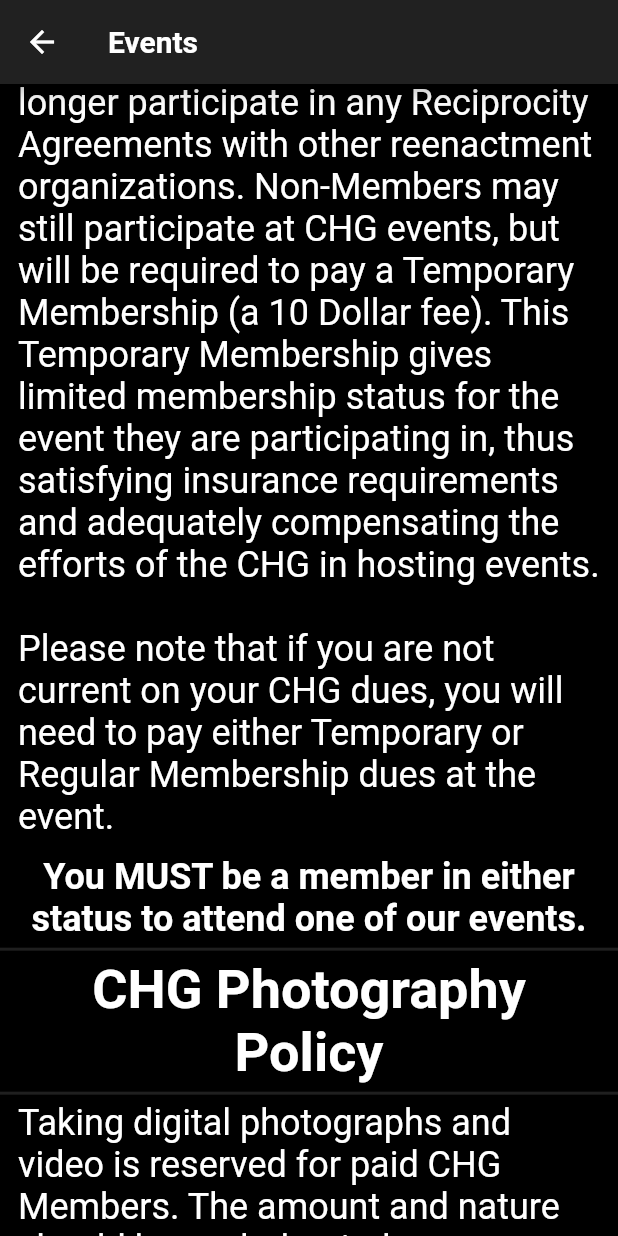
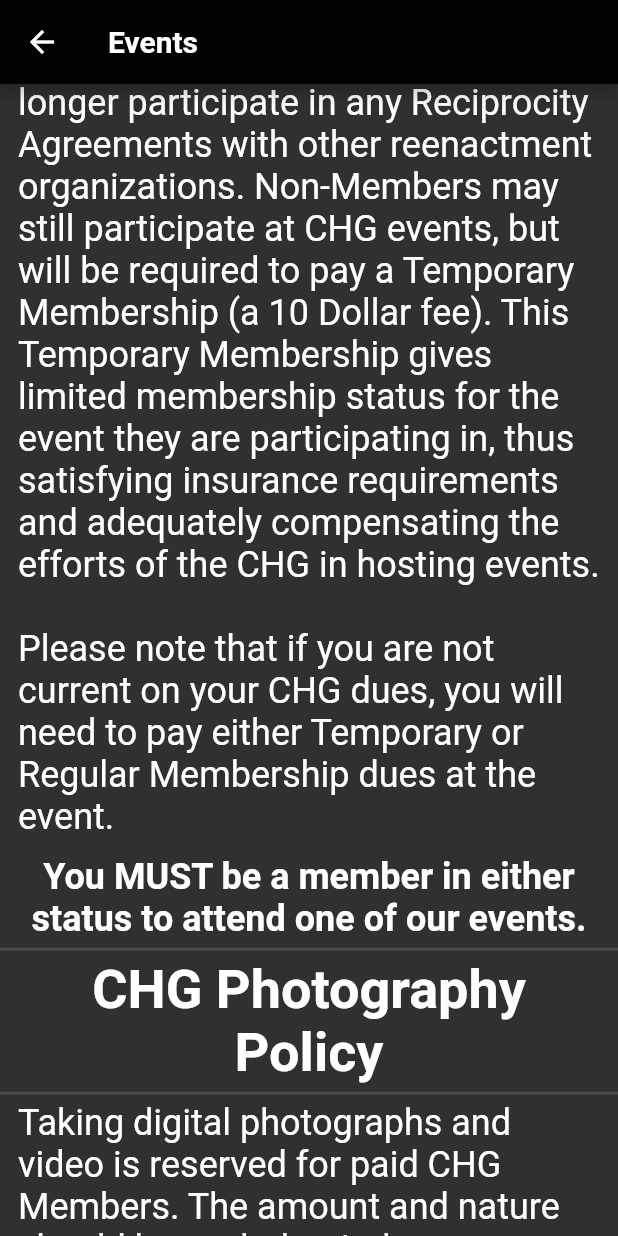
Before and after one commit to AllexisAlvarico/CHG_app, a Flutter app: the EventsPage screen opened by its route, scrolled down 1152 dp, on a phone screen of 412 x 824 dp. Run offline on Flutter 3.47's test engine with Material 2 defaults, Android fonts, the phone set to English and light mode, and no system bars; our stand-ins replace animated_splash_screen; missing offline and left inert: advance_pdf_viewer; Roboto replaces fonts that are missing (Futura).

Commit message:
added theme colors to events and headquarters page

```diff
--- a/lib/screens/events.dart
+++ b/lib/screens/events.dart
@@ -16,7 +16,9 @@ class _EventsPageState extends State<EventsPage> {
   @override
   Widget build(BuildContext context) {
     return Scaffold(
+      backgroundColor: backgroundColor,
       appBar: AppBar(
+        backgroundColor: appbarColor,
         automaticallyImplyLeading: true, // allows use of back button
         leading: IconButton(
             icon: Icon(Icons.arrow_back),
@@ -24,7 +26,7 @@ class _EventsPageState extends State<EventsPage> {
         title: Text(
           "Events",
           style: TextStyle(
-              color: Colors.white,
+              color: textColor,
               fontWeight: FontWeight.bold,
               fontFamily: "Futura"),
         ),
@@ -33,7 +35,7 @@ class _EventsPageState extends State<EventsPage> {
         children: <Widget>[
           Image(image: AssetImage("assets/images/events/events1.jpg")),
           Container(
-            color: Colors.black,
+            color: secondaryBackgroundColor,
             child: Column(
               children: [
                 createText(
@@ -41,13 +43,13 @@ class _EventsPageState extends State<EventsPage> {
                   TextStyle(
                       fontSize: headerTextFontSize,
                       fontWeight: FontWeight.bold,
-                      color: Colors.white),
+                      color: textColor),
                   TextAlign.center,
                 ),
                 createText(
                   "Note: All event dates are subject to change pending Covid-19 " +
                       "restrictions as issued by local authorities to the event sites.",
-                  TextStyle(fontWeight: FontWeight.bold, color: Colors.white),
+                  TextStyle(fontWeight: FontWeight.bold, color: textColor),
                   TextAlign.center,
                 ),
                 Divider(height: spaceSize),
@@ -60,7 +62,7 @@ class _EventsPageState extends State<EventsPage> {
                       TextStyle(
                         fontSize: regularTextFontSize,
                         fontWeight: FontWeight.bold,
-                        color: Colors.white,
+                        color: textColor,
                       ),
                       TextAlign.center,
                     ),
@@ -69,7 +71,7 @@ class _EventsPageState extends State<EventsPage> {
                       TextStyle(
                         fontSize: regularTextFontSize,
                         fontWeight: FontWeight.bold,
-                        color: Colors.white,
+                        color: textColor,
                       ),
                       TextAlign.center,
                     ),
@@ -86,7 +88,9 @@ class _EventsPageState extends State<EventsPage> {
           createText(
               "Temporary Membership Rule",
               TextStyle(
-                  fontSize: headerTextFontSize, fontWeight: FontWeight.bold),
+                  fontSize: headerTextFontSize,
+                  fontWeight: FontWeight.bold,
+                  color: textColor),
               TextAlign.center),
           Divider(
             height: spaceSize,
@@ -106,7 +110,7 @@ class _EventsPageState extends State<EventsPage> {
                   "\n\nPlease note that if you are not current on your CHG dues," +
                   " you will need to pay either Temporary or Regular Membership" +
                   " dues at the event.",
-              TextStyle(fontSize: regularTextFontSize),
+              TextStyle(fontSize: regularTextFontSize, color: textColor),
               TextAlign.left),
           Divider(
             height: spaceSize,
@@ -115,7 +119,8 @@ class _EventsPageState extends State<EventsPage> {
           createText(
               "You MUST be a member in either status to" +
                   " attend one of our events.",
-              TextStyle(fontSize: 24, fontWeight: FontWeight.bold),
+              TextStyle(
+                  fontSize: 24, fontWeight: FontWeight.bold, color: textColor),
               TextAlign.center),
           Divider(
             height: spaceSize,
@@ -124,7 +129,9 @@ class _EventsPageState extends State<EventsPage> {
           createText(
               "CHG Photography Policy",
               TextStyle(
-                  fontSize: headerTextFontSize, fontWeight: FontWeight.bold),
+                  fontSize: headerTextFontSize,
+                  fontWeight: FontWeight.bold,
+                  color: textColor),
               TextAlign.center),
           Divider(height: spaceSize, thickness: 2),
           createText(
@@ -140,7 +147,7 @@ class _EventsPageState extends State<EventsPage> {
                   " member units. Regardless who attends an event they must be in" +
                   " period clothing, with grooming and overall appearance meeting" +
                   " standards of the time period.",
-              TextStyle(fontSize: regularTextFontSize),
+              TextStyle(fontSize: regularTextFontSize, color: textColor),
               TextAlign.left),
           Divider(
             height: spaceSize,
@@ -149,7 +156,9 @@ class _EventsPageState extends State<EventsPage> {
           createText(
               "Different Event Types",
               TextStyle(
-                  fontSize: headerTextFontSize, fontWeight: FontWeight.bold),
+                  fontSize: headerTextFontSize,
+                  fontWeight: FontWeight.bold,
+                  color: textColor),
               TextAlign.center),
           Divider(
             height: spaceSize,
@@ -163,7 +172,7 @@ class _EventsPageState extends State<EventsPage> {
                   " descriptions of the different event types with examples of" +
                   " each. See the calendar for notices and links to more" +
                   " information of CHG hosted and participating events.",
-              TextStyle(fontSize: regularTextFontSize),
+              TextStyle(fontSize: regularTextFontSize, color: textColor),
               TextAlign.left),
           Divider(
             height: spaceSize,
@@ -172,7 +181,9 @@ class _EventsPageState extends State<EventsPage> {
           createText(
               "Private Tactical Battle",
               TextStyle(
-                  fontSize: headerTextFontSize, fontWeight: FontWeight.bold),
+                  fontSize: headerTextFontSize,
+                  fontWeight: FontWeight.bold,
+                  color: textColor),
               TextAlign.center),
           Divider(
             height: spaceSize,
@@ -212,9 +223,7 @@ class _EventsPageState extends State<EventsPage> {
                   " recreate. The public can however see scaled-down public" +
                   " battles at Living History events such as the Chino Air" +
                   " Show and at Marching Through History.",
-              TextStyle(
-                fontSize: regularTextFontSize,
-              ),
+              TextStyle(fontSize: regularTextFontSize, color: textColor),
               TextAlign.left),
           Divider(
             height: spaceSize,
@@ -223,7 +232,9 @@ class _EventsPageState extends State<EventsPage> {
           Text(
             "Living History",
             style: TextStyle(
-                fontSize: headerTextFontSize, fontWeight: FontWeight.bold),
+                fontSize: headerTextFontSize,
+                fontWeight: FontWeight.bold,
+                color: textColor),
             textAlign: TextAlign.center,
           ),
           Divider(
@@ -253,7 +264,7 @@ class _EventsPageState extends State<EventsPage> {
                   " includes other venues involving the public, such as Air" +
                   " Shows, Gun Shows, Parades. Veteran Events, Memorial" +
                   " Services, etc. ",
-              TextStyle(fontSize: regularTextFontSize),
+              TextStyle(fontSize: regularTextFontSize, color: textColor),
               TextAlign.left),
           Divider(
             height: spaceSize,
@@ -262,7 +273,9 @@ class _EventsPageState extends State<EventsPage> {
           createText(
               "Minimum Age\nPolicy for Tactical Events:",
               TextStyle(
-                  fontSize: headerTextFontSize, fontWeight: FontWeight.bold),
+                  fontSize: headerTextFontSize,
+                  fontWeight: FontWeight.bold,
+                  color: textColor),
               TextAlign.center),
           Divider(
             height: spaceSize,
@@ -280,7 +293,7 @@ class _EventsPageState extends State<EventsPage> {
                   " must be present with the minor during the event. " +
                   "In no situation, however, may anyone under the age " +
                   " of 15 be admitted to tactical events.",
-              TextStyle(fontSize: regularTextFontSize),
+              TextStyle(fontSize: regularTextFontSize, color: textColor),
               TextAlign.left),
           Divider(height: spaceSize),
           GestureDetector(
--- a/lib/screens/headquarters.dart
+++ b/lib/screens/headquarters.dart
@@ -21,7 +21,7 @@ class _HeadquarterPageState extends State<HeadquarterPage> {
   @override
   Widget build(BuildContext context) {
     return Scaffold(
-        backgroundColor: Color(0xFFE1DFD8),
+        backgroundColor: backgroundColor,
         body: SingleChildScrollView(
           child: Column(
             mainAxisAlignment: MainAxisAlignment.start,
@@ -36,7 +36,7 @@ class _HeadquarterPageState extends State<HeadquarterPage> {
                   TextStyle(
                       fontWeight: FontWeight.bold,
                       fontSize: headerTextFontSize,
-                      color: Colors.black),
+                      color: textColor),
                   TextAlign.center),
               Divider(
                 height: spaceSize,
@@ -44,19 +44,19 @@ class _HeadquarterPageState extends State<HeadquarterPage> {
               ),
               createText(
                   "Board Meeting: Sunday, 26 July 2021",
-                  TextStyle(fontSize: alertSize, color: Colors.black),
+                  TextStyle(fontSize: alertSize, color: textColor),
                   TextAlign.center),
               createText(
                   "• Next Meeting: Open to CHG members and guests",
-                  TextStyle(fontSize: regularTextFontSize, color: Colors.black),
+                  TextStyle(fontSize: regularTextFontSize, color: textColor),
                   TextAlign.left),
               createText(
                   "• Location: This meeting will be held online via Discord. Contact your Unit Leader for information.",
-                  TextStyle(fontSize: regularTextFontSize, color: Colors.black),
+                  TextStyle(fontSize: regularTextFontSize, color: textColor),
                   TextAlign.left),
               createText(
                   "• Time: 1000 - 1300",
-                  TextStyle(fontSize: regularTextFontSize, color: Colors.black),
+                  TextStyle(fontSize: regularTextFontSize, color: textColor),
                   TextAlign.left),
               Divider(
                 height: spaceSize,
@@ -67,7 +67,7 @@ class _HeadquarterPageState extends State<HeadquarterPage> {
                   TextStyle(
                       fontWeight: FontWeight.bold,
                       fontSize: headerTextFontSize,
-                      color: Colors.black),
+                      color: textColor),
                   TextAlign.center),
               Divider(
                 height: spaceSize,
@@ -78,7 +78,7 @@ class _HeadquarterPageState extends State<HeadquarterPage> {
                       "Only CHG members are allowed to attend events; but for new members we make accommodations by not collecting your 25 dollars fee until your second event. You will still need to pay that event's battle fee, which run between 25 dollars and 40 dollars.\n\n" +
                       "Returning members must be paid up on or before the first battle of each year. If not, CHG dues (or temporary dues) must be paid before they are able to participate in an event. Those members not paid current by the first battle will have their names listed as delinquent until which time they are paid. There is no prorating of existing or returning CHG membership dues.\n\n" +
                       "To pay your dues Online click the 'pay dues' icon below:",
-                  TextStyle(fontSize: regularTextFontSize, color: Colors.black),
+                  TextStyle(fontSize: regularTextFontSize, color: textColor),
                   TextAlign.left),
               GestureDetector(
                   onTap: () => _launchURL(_launchDues.toString()),
@@ -97,7 +97,7 @@ class _HeadquarterPageState extends State<HeadquarterPage> {
                   TextStyle(
                       fontWeight: FontWeight.bold,
                       fontSize: headerTextFontSize,
-                      color: Colors.black),
+                      color: textColor),
                   TextAlign.center),
               Divider(
                 height: spaceSize,
@@ -108,7 +108,7 @@ class _HeadquarterPageState extends State<HeadquarterPage> {
                   TextStyle(
                       fontWeight: FontWeight.bold,
                       fontSize: regularTextFontSize,
-                      color: Colors.black),
+                      color: textColor),
                   TextAlign.center),
               GestureDetector(
                   onTap: () => _launchURL(_launchGDrive.toString()),
```
